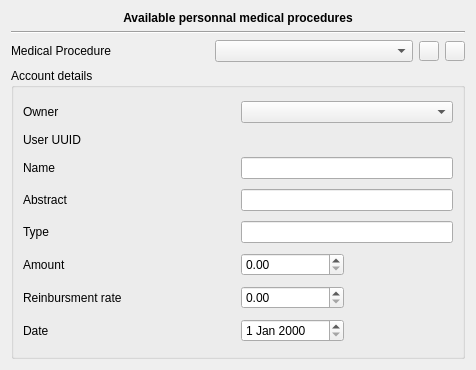
First picture: the form in plugins/accountplugin/preferences/medicalprocedurepage.ui, repository FreeHealth/freehealth, before the edit.
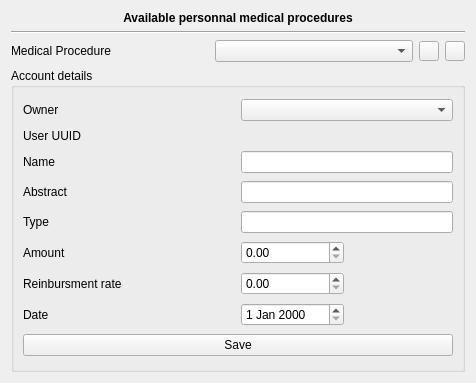
Second picture: the form after the edit.

Commit message: Account: - MedicalProcedurePage: adding a save button - still need debugging when creating a new MP

Diff of the .ui file:
```diff
--- a/plugins/accountplugin/preferences/medicalprocedurepage.ui
+++ b/plugins/accountplugin/preferences/medicalprocedurepage.ui
@@ -7,7 +7,7 @@
     <x>0</x>
     <y>0</y>
     <width>476</width>
-    <height>370</height>
+    <height>383</height>
    </rect>
   </property>
   <property name="sizePolicy">
@@ -146,7 +146,7 @@
       <item row="6" column="2">
        <widget class="QDoubleSpinBox" name="rateSpin"/>
       </item>
-      <item row="7" column="0">
+      <item row="8" column="0">
        <widget class="QLabel" name="dateLabel">
         <property name="text">
          <string>Date</string>
@@ -156,9 +156,20 @@
         </property>
        </widget>
       </item>
-      <item row="7" column="2">
+      <item row="8" column="2">
        <widget class="QDateEdit" name="dateEdit"/>
       </item>
+      <item row="10" column="0" colspan="4">
+       <layout class="QHBoxLayout" name="horizontalLayout">
+        <item>
+         <widget class="QPushButton" name="save">
+          <property name="text">
+           <string>Save</string>
+          </property>
+         </widget>
+        </item>
+       </layout>
+      </item>
      </layout>
     </widget>
    </item>
```
The commit also changes 3 other files.
